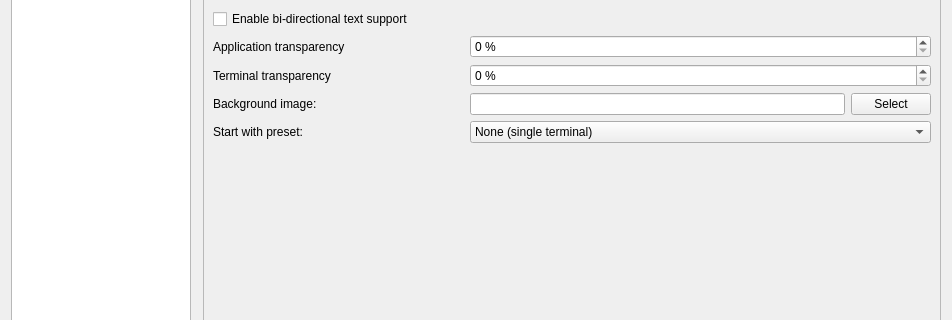
First picture: the form in src/forms/propertiesdialog.ui, repository lxqt/qterminal, before the edit; both pictures show x 0 to 952 and y 391 to 711 of the 952 by 947 pixel window.
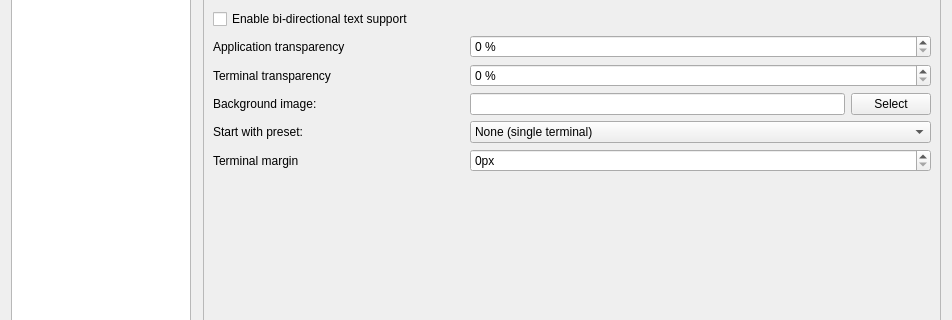
Second picture: the form after the edit.

Commit message:
Implement margins (#475)
* Implement margin configuration

* Set margin before anything else. This fixes the need to apply twice

* Cleanup

Patch:
```diff
--- a/src/forms/propertiesdialog.ui
+++ b/src/forms/propertiesdialog.ui
@@ -300,7 +300,7 @@
          </property>
         </widget>
        </item>
-       <item row="20" column="0" colspan="2">
+       <item row="21" column="0" colspan="2">
         <spacer name="verticalSpacer_3">
          <property name="orientation">
           <enum>Qt::Vertical</enum>
@@ -409,6 +409,23 @@
          </property>
         </widget>
        </item>
+       <item row="20" column="0">
+        <widget class="QLabel" name="label_15">
+         <property name="text">
+          <string>Terminal margin</string>
+         </property>
+         <property name="buddy">
+          <cstring>terminalMarginSpinBox</cstring>
+         </property>
+        </widget>
+       </item>
+       <item row="20" column="1">
+        <widget class="QSpinBox" name="terminalMarginSpinBox">
+         <property name="suffix">
+          <string>px</string>
+         </property>
+        </widget>
+       </item>
       </layout>
      </widget>
      <widget class="QWidget" name="behaviorPage">
```
The commit also changes 4 other files.
